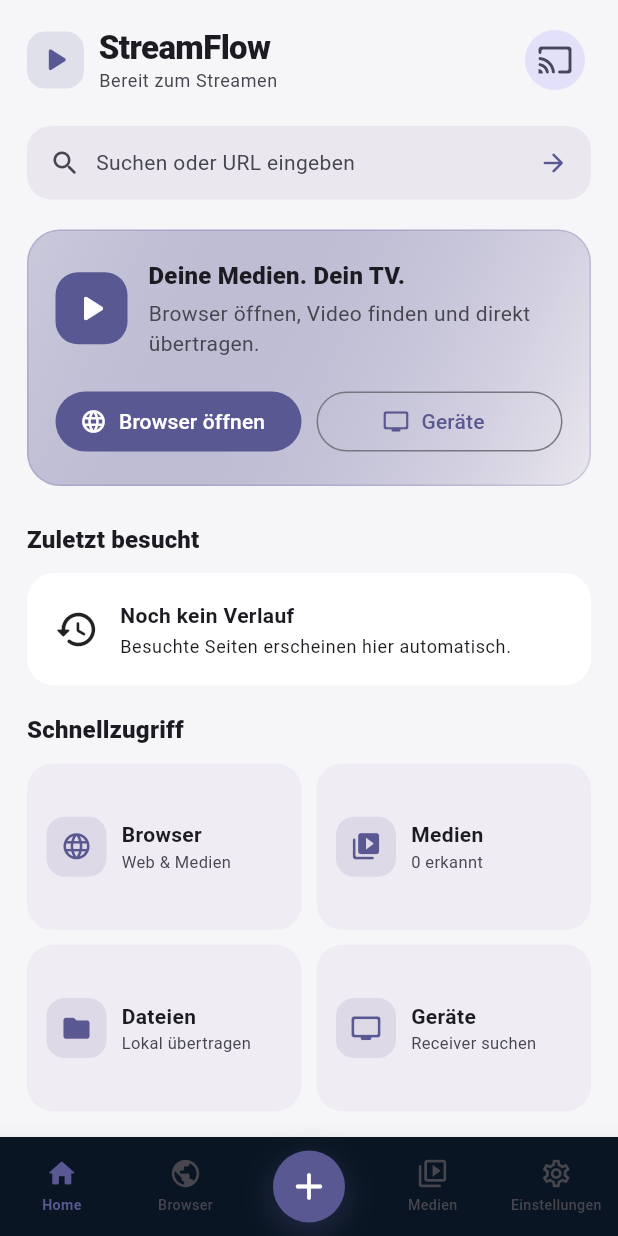
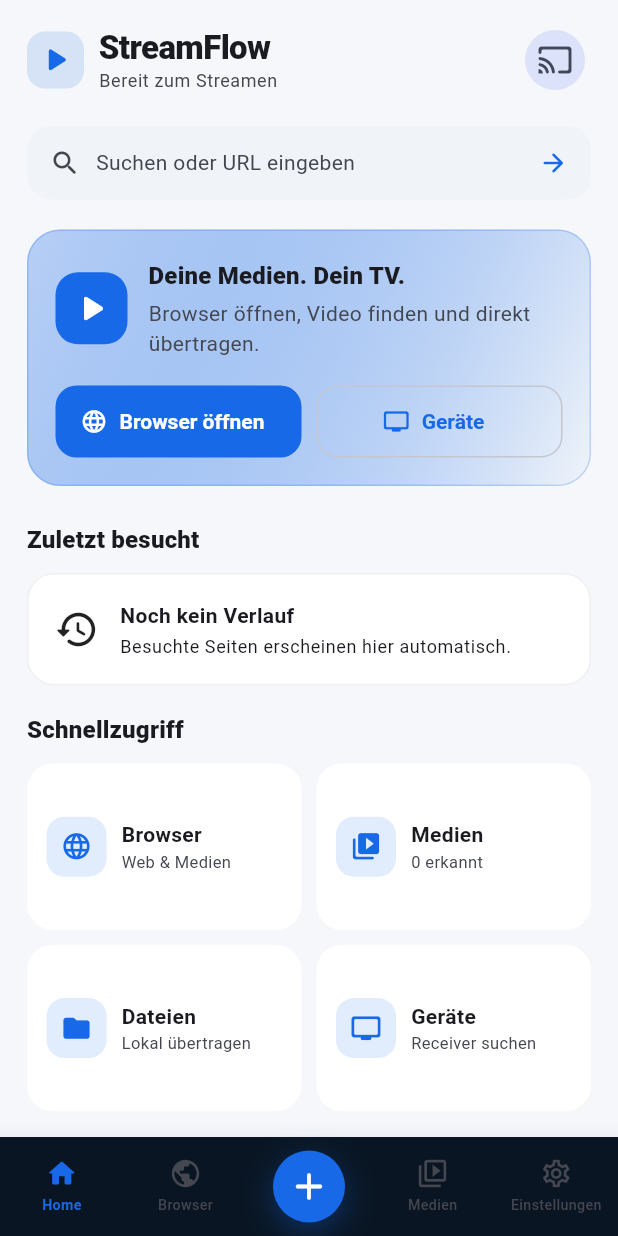
Before and after one commit to redshoxx/StreamFlow-Caster-, a Flutter app: the screen it shows after launch, on a phone screen of 412 x 824 dp. Run offline on Flutter 3.47's test engine with Material 3 defaults, Android fonts, the phone set to English and light mode, and no system bars; our stand-ins replace shared_preferences, webview_flutter; missing offline and left inert: bonsoir, file_selector; statements that could not run were skipped.

Commit message:
Apply Modern Dark visual system

```diff
--- a/apps/mobile/lib/src/theme/app_theme.dart
+++ b/apps/mobile/lib/src/theme/app_theme.dart
@@ -1,42 +1,104 @@
 import 'package:flutter/material.dart';
 
 abstract final class AppTheme {
-  static const _seed = Color(0xFF625BFF);
+  static const _seed = Color(0xFF2F80FF);
+  static const _darkBackground = Color(0xFF06101B);
+  static const _darkSurface = Color(0xFF0B1724);
+  static const _darkSurfaceHigh = Color(0xFF102033);
 
   static ThemeData get light => _build(Brightness.light);
   static ThemeData get dark => _build(Brightness.dark);
 
   static ThemeData _build(Brightness brightness) {
-    final scheme = ColorScheme.fromSeed(seedColor: _seed, brightness: brightness);
     final dark = brightness == Brightness.dark;
+    final scheme = ColorScheme.fromSeed(
+      seedColor: _seed,
+      brightness: brightness,
+    ).copyWith(
+      primary: dark ? const Color(0xFF4592FF) : const Color(0xFF1769E8),
+      surface: dark ? _darkSurface : const Color(0xFFF7F9FC),
+      surfaceContainer: dark ? const Color(0xFF0E1B29) : Colors.white,
+      surfaceContainerHigh: dark ? _darkSurfaceHigh : const Color(0xFFF0F4F9),
+      surfaceContainerHighest: dark ? const Color(0xFF17293B) : const Color(0xFFE8EEF6),
+    );
 
     return ThemeData(
       useMaterial3: true,
       brightness: brightness,
       colorScheme: scheme,
-      scaffoldBackgroundColor: dark ? const Color(0xFF0B0B0D) : const Color(0xFFF6F6F9),
-      navigationBarTheme: NavigationBarThemeData(
-        height: 68,
-        backgroundColor: dark ? const Color(0xFF111115) : Colors.white,
-        indicatorColor: scheme.primaryContainer,
-        labelBehavior: NavigationDestinationLabelBehavior.alwaysShow,
-      ),
+      scaffoldBackgroundColor: dark ? _darkBackground : const Color(0xFFF5F7FA),
+      canvasColor: dark ? _darkBackground : const Color(0xFFF5F7FA),
+      dividerColor: scheme.outlineVariant.withValues(alpha: 0.38),
       cardTheme: CardThemeData(
         elevation: 0,
         margin: EdgeInsets.zero,
-        color: dark ? const Color(0xFF17171B) : Colors.white,
-        shape: RoundedRectangleBorder(borderRadius: BorderRadius.circular(18)),
+        color: scheme.surfaceContainer,
+        shape: RoundedRectangleBorder(
+          borderRadius: BorderRadius.circular(18),
+          side: BorderSide(color: scheme.outlineVariant.withValues(alpha: 0.28)),
+        ),
+      ),
+      navigationBarTheme: NavigationBarThemeData(
+        height: 68,
+        backgroundColor: dark ? const Color(0xFF091522) : Colors.white,
+        indicatorColor: scheme.primary.withValues(alpha: 0.16),
+        labelBehavior: NavigationDestinationLabelBehavior.alwaysShow,
+      ),
+      appBarTheme: AppBarTheme(
+        backgroundColor: Colors.transparent,
+        surfaceTintColor: Colors.transparent,
+        elevation: 0,
+        centerTitle: false,
+        titleTextStyle: TextStyle(
+          color: scheme.onSurface,
+          fontSize: 20,
+          fontWeight: FontWeight.w800,
+          letterSpacing: -0.3,
+        ),
       ),
       inputDecorationTheme: InputDecorationTheme(
-        filled: false,
-        border: OutlineInputBorder(borderRadius: BorderRadius.circular(16), borderSide: BorderSide.none),
+        filled: true,
+        fillColor: scheme.surfaceContainerHigh,
+        border: OutlineInputBorder(
+          borderRadius: BorderRadius.circular(16),
+          borderSide: BorderSide.none,
+        ),
+        enabledBorder: OutlineInputBorder(
+          borderRadius: BorderRadius.circular(16),
+          borderSide: BorderSide.none,
+        ),
+        focusedBorder: OutlineInputBorder(
+          borderRadius: BorderRadius.circular(16),
+          borderSide: BorderSide(color: scheme.primary.withValues(alpha: 0.6)),
+        ),
+      ),
+      filledButtonTheme: FilledButtonThemeData(
+        style: FilledButton.styleFrom(
+          minimumSize: const Size(0, 48),
+          shape: RoundedRectangleBorder(borderRadius: BorderRadius.circular(14)),
+          textStyle: const TextStyle(fontWeight: FontWeight.w700),
+        ),
+      ),
+      outlinedButtonTheme: OutlinedButtonThemeData(
+        style: OutlinedButton.styleFrom(
+          minimumSize: const Size(0, 48),
+          shape: RoundedRectangleBorder(borderRadius: BorderRadius.circular(14)),
+          side: BorderSide(color: scheme.outlineVariant),
+          textStyle: const TextStyle(fontWeight: FontWeight.w700),
+        ),
       ),
       bottomSheetTheme: BottomSheetThemeData(
-        backgroundColor: dark ? const Color(0xFF111115) : const Color(0xFFF9F9FC),
-        shape: const RoundedRectangleBorder(borderRadius: BorderRadius.vertical(top: Radius.circular(26))),
+        backgroundColor: dark ? const Color(0xFF0B1724) : const Color(0xFFF9FBFD),
+        modalBackgroundColor: dark ? const Color(0xFF0B1724) : const Color(0xFFF9FBFD),
+        showDragHandle: true,
+        shape: const RoundedRectangleBorder(
+          borderRadius: BorderRadius.vertical(top: Radius.circular(26)),
+        ),
       ),
       snackBarTheme: SnackBarThemeData(
         behavior: SnackBarBehavior.floating,
+        backgroundColor: dark ? const Color(0xFF17293B) : const Color(0xFF1F2937),
+        contentTextStyle: const TextStyle(color: Colors.white),
         shape: RoundedRectangleBorder(borderRadius: BorderRadius.circular(14)),
       ),
     );
```
